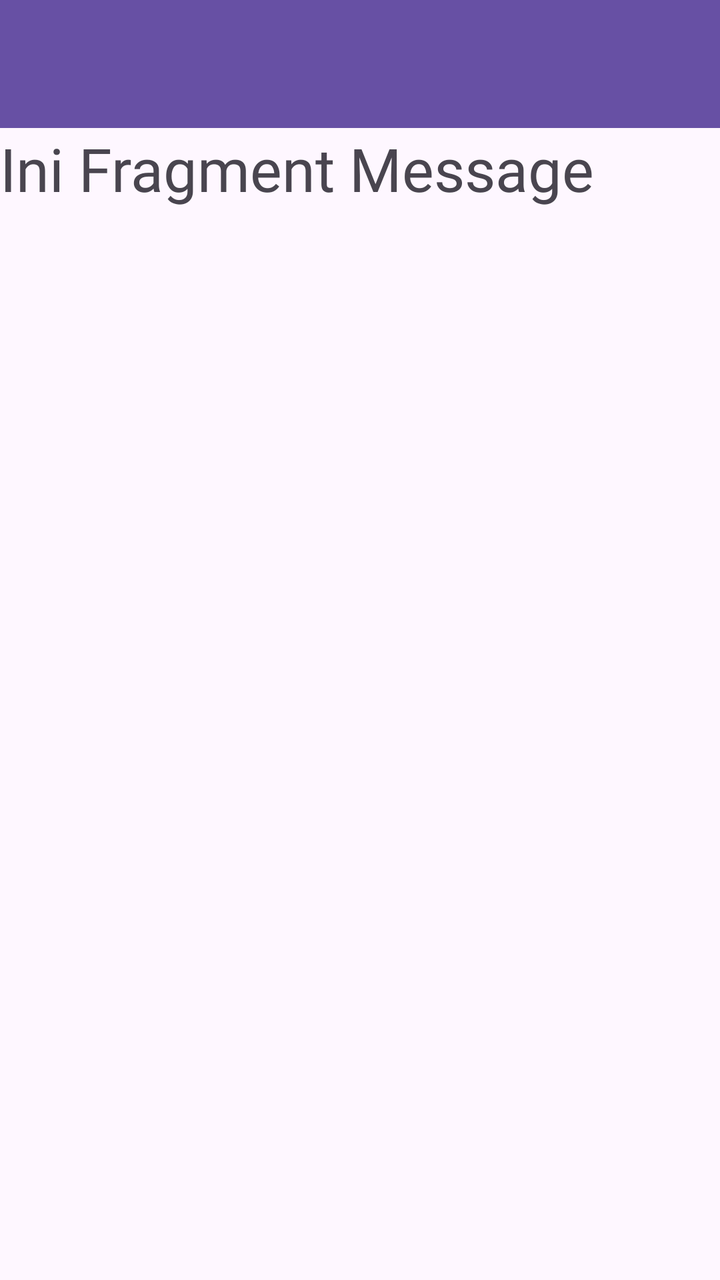
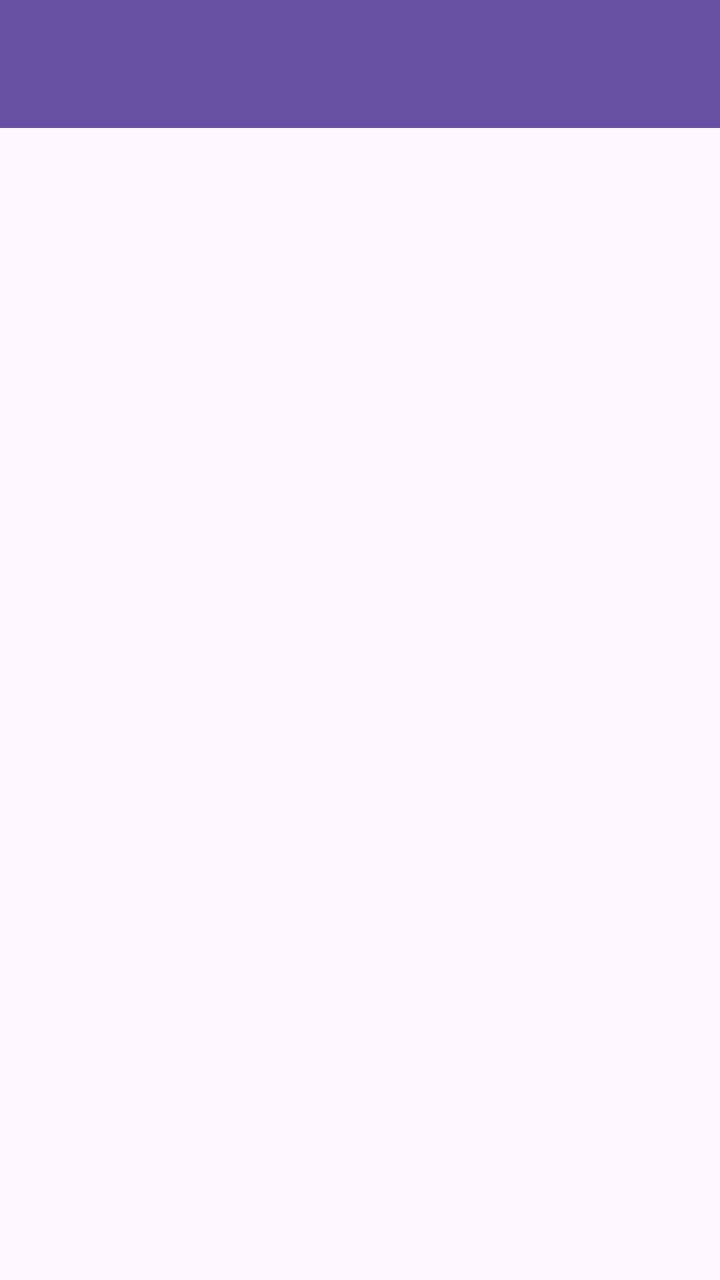

Compare the two renders of this Android layout. The source of the first and the diff that turns it into the second are given below.
<!-- AndroidManifest.xml: application theme Theme.Aldo_TIE_Pertemuan3 -->
<!-- res/layout/fragment_message.xml -->
<?xml version="1.0" encoding="utf-8"?>
<androidx.constraintlayout.widget.ConstraintLayout
    xmlns:android="http://schemas.android.com/apk/res/android"
    xmlns:app="http://schemas.android.com/apk/res-auto"
    android:layout_width="match_parent"
    android:layout_height="match_parent">

    <androidx.appcompat.widget.Toolbar
        android:id="@+id/toolbar"
        android:layout_width="0dp"
        android:layout_height="?attr/actionBarSize"
        android:background="?attr/colorPrimary"
        app:titleTextColor="@android:color/white"
        app:layout_constraintTop_toTopOf="parent"
        app:layout_constraintStart_toStartOf="parent"
        app:layout_constraintEnd_toEndOf="parent" />

    <TextView
        android:layout_width="0dp"
        android:layout_height="wrap_content"
        android:fontFamily="@font/montserrat_black"
        android:textSize="30sp"
        android:text="Ini Fragment Message"
        app:layout_constraintTop_toBottomOf="@id/toolbar"
        app:layout_constraintStart_toStartOf="parent"
        app:layout_constraintEnd_toEndOf="parent" />

</androidx.constraintlayout.widget.ConstraintLayout>
<!-- resources referenced by this layout -->
<resources>
  <style name="Theme.Aldo_TIE_Pertemuan3" parent="Base.Theme.Aldo_TIE_Pertemuan3" />
  <style name="Base.Theme.Aldo_TIE_Pertemuan3" parent="Theme.Material3.DayNight.NoActionBar">
          
          
      </style>
</resources>

<!-- the commit's change to res/layout/fragment_message.xml (unified diff, before → after) -->
@@ -1,28 +1,33 @@
 <?xml version="1.0" encoding="utf-8"?>
-<androidx.constraintlayout.widget.ConstraintLayout
+<androidx.coordinatorlayout.widget.CoordinatorLayout
     xmlns:android="http://schemas.android.com/apk/res/android"
     xmlns:app="http://schemas.android.com/apk/res-auto"
+    xmlns:tools="http://schemas.android.com/tools"
     android:layout_width="match_parent"
-    android:layout_height="match_parent">
+    android:layout_height="match_parent"
+    tools:context=".Message.MessageFragment">
 
-    <androidx.appcompat.widget.Toolbar
-        android:id="@+id/toolbar"
-        android:layout_width="0dp"
-        android:layout_height="?attr/actionBarSize"
-        android:background="?attr/colorPrimary"
-        app:titleTextColor="@android:color/white"
-        app:layout_constraintTop_toTopOf="parent"
-        app:layout_constraintStart_toStartOf="parent"
-        app:layout_constraintEnd_toEndOf="parent" />
+    <com.google.android.material.appbar.AppBarLayout
+        android:id="@+id/appBarLayout"
+        android:layout_width="match_parent"
+        android:layout_height="wrap_content"
+        android:theme="@style/ThemeOverlay.AppCompat.Dark.ActionBar">
 
-    <TextView
-        android:layout_width="0dp"
-        android:layout_height="wrap_content"
-        android:fontFamily="@font/montserrat_black"
-        android:textSize="30sp"
-        android:text="Ini Fragment Message"
-        app:layout_constraintTop_toBottomOf="@id/toolbar"
-        app:layout_constraintStart_toStartOf="parent"
-        app:layout_constraintEnd_toEndOf="parent" />
+        <androidx.appcompat.widget.Toolbar
+            android:id="@+id/toolbar"
+            android:layout_width="match_parent"
+            android:layout_height="?attr/actionBarSize"
+            android:background="?attr/colorPrimary"
+            app:layout_scrollFlags="scroll|enterAlways"
+            app:titleTextColor="@android:color/white" />
 
-</androidx.constraintlayout.widget.ConstraintLayout>
+    </com.google.android.material.appbar.AppBarLayout>
+
+    <ListView
+        android:id="@+id/listMessageItems"
+        android:layout_width="match_parent"
+        android:layout_height="match_parent"
+        android:nestedScrollingEnabled="true"
+        app:layout_behavior="@string/appbar_scrolling_view_behavior" />
+
+</androidx.coordinatorlayout.widget.CoordinatorLayout>
